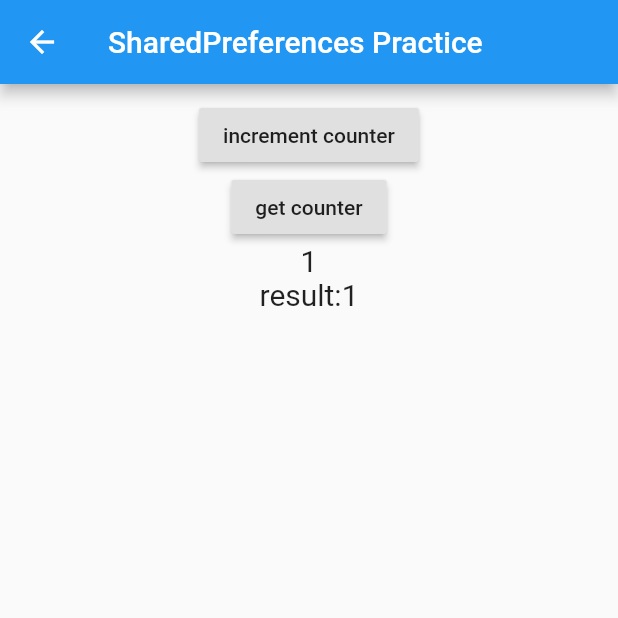
After one commit to YYCoder1963/FlutterProject, a Flutter app: the SharePreferencePage screen opened by its route, after a tap on "increment counter", after a tap on "get counter", on a phone screen of 412 x 824 dp, the top half of it. The commit adds this screen. Run offline on Flutter 3.47's test engine with Material 2 defaults, Android fonts, the phone set to English and light mode, and no system bars; our stand-ins replace image_picker, shared_preferences; accounts and stored records are empty.

Commit message:
SharedPreferences

```diff
--- /dev/null
+++ b/flutter_widget_practice/lib/Practice/shared_preference.dart
@@ -0,0 +1,69 @@
+import 'package:flutter/material.dart';
+import 'package:shared_preferences/shared_preferences.dart';
+
+class SharePreferencePage extends StatefulWidget{
+  @override
+  _SharePreferencePageState createState() => _SharePreferencePageState();
+}
+
+class _SharePreferencePageState extends State<SharePreferencePage> {
+  String countString = '';
+  String localCount = '';
+  final String prefsKey = 'counter';
+  @override
+  Widget build(BuildContext context){
+      return Scaffold(
+        appBar: AppBar(
+          leading: GestureDetector(
+            onTap: (){
+              Navigator.pop(context);
+            },
+            child: Icon(Icons.arrow_back),
+          ),
+          title: Text('SharedPreferences Practice'),
+        ),
+        body: Center(
+          child: Container(
+            margin: EdgeInsets.only(top: 10),
+            child: Column(
+              children: <Widget>[
+                RaisedButton(
+                  onPressed: _incrementCounter,
+                  child: Text('increment counter'),
+                ),
+                RaisedButton(
+                  onPressed: _getCounter,
+                  child: Text('get counter'),
+                ),
+                Text(
+                  countString,
+                  style: TextStyle(fontSize: 20),
+                ),
+                Text(
+                  'result:' + localCount,
+                  style: TextStyle(fontSize: 20),
+                ),
+              ],
+            ),
+          ),
+        ),
+      );
+    }
+
+
+    _incrementCounter() async {
+      SharedPreferences prefs = await SharedPreferences.getInstance();
+      setState(() {
+        countString = countString + "1";
+      });
+      int counter = (prefs.getInt(prefsKey)?? 0) +1;
+      await prefs.setInt(prefsKey, counter);
+    }
+
+    _getCounter() async {
+      SharedPreferences prefs = await SharedPreferences.getInstance();
+      setState(() {
+        localCount = prefs.getInt(prefsKey).toString();
+      });
+    }
+}
--- a/flutter_widget_practice/lib/main.dart
+++ b/flutter_widget_practice/lib/main.dart
@@ -8,6 +8,7 @@ import 'package:flutter_widget_practice/Practice/photo_app_page.dart';
 import 'package:flutter_widget_practice/Practice/animation_page.dart';
 import 'package:flutter_widget_practice/Practice/animationWidget_page.dart';
 import 'package:flutter_widget_practice/Practice/rectTween_page.dart';
+import 'package:flutter_widget_practice/Practice/shared_preference.dart';
 
 void main() => runApp(MyApp());
 
@@ -37,6 +38,7 @@ class MyApp extends StatelessWidget {
         'animationWidget':(BuildContext context) => AnimatedLogoApp(),
         'rectTween':(BuildContext context) => RectTweenPage(),
         'http':(BuildContext context) => HttpPage(),
+        'preference':(BuildContext context) => SharePreferencePage(),
       },
     );
   }
@@ -72,6 +74,7 @@ class _RouteNavigatorState extends State<RouteNavigator> {
           _item('animationWidget', AnimatedLogoApp(), 'animationWidget'),
           _item('RectTween Practice', RectTweenPage(), 'rectTween'),
           _item('http Practice', HttpPage(), 'http'),
+          _item('preference Practice', SharePreferencePage(), 'preference'),
         ],
       ),
     );
--- a/flutter_widget_practice/pubspec.yaml
+++ b/flutter_widget_practice/pubspec.yaml
@@ -27,6 +27,7 @@ dependencies:
   image_picker: ^0.6.0+1
   flutter_swiper: ^1.1.6
   http: ^0.12.0+2
+  shared_preferences: ^0.5.2
 
 dev_dependencies:
   flutter_test:
```
Also changed, not shown: flutter_widget_practice/pubspec.lock, 1 other file.
